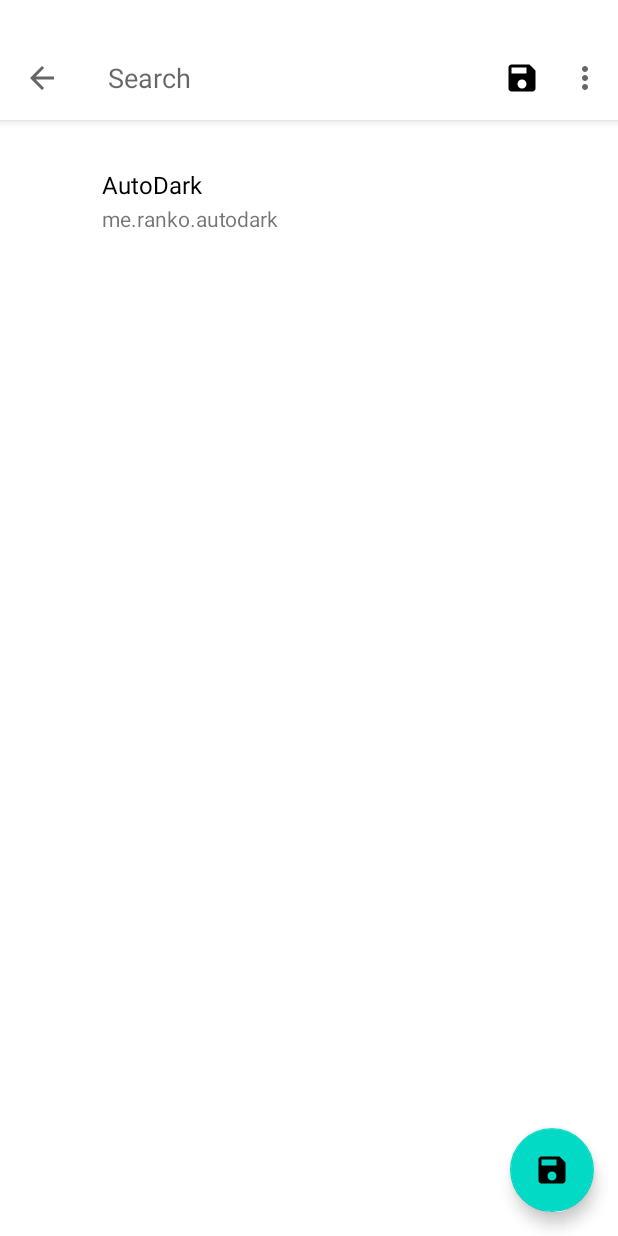
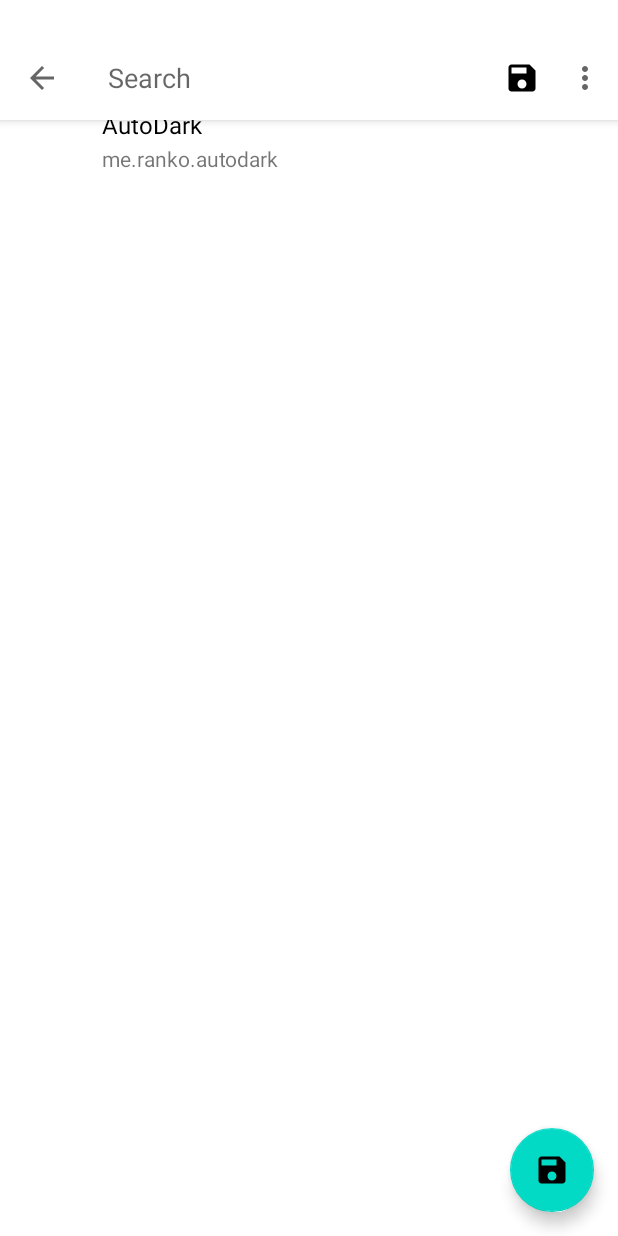
Before and after one commit to 0ranko0P/AutoDark, an Android app: the BlockListActivity screen opened directly, with no data from a screen before it, on a phone screen of 412 x 824 dp. Run offline under Robolectric (Android 15) with nearby library versions, the phone set to English and light mode, and no system bars; our stand-ins replace Timber, data binding.

Commit message:
Rework base list activity

```diff
--- a/app/src/main/java/me/ranko/autodark/ui/BaseListActivity.kt
+++ b/app/src/main/java/me/ranko/autodark/ui/BaseListActivity.kt
@@ -22,19 +22,27 @@ abstract class BaseListActivity : AppCompatActivity(), OnApplyWindowInsetsListen
         if (Build.VERSION.SDK_INT == Build.VERSION_CODES.R) return
 
         window.statusBarColor = Color.TRANSPARENT
-        ViewUtil.setImmersiveNavBar(window)
+        if (!ViewUtil.isLandscape(this)) {
+            ViewUtil.setImmersiveNavBar(window)
+        }
         // get navBar height then set it as bottom padding to RecyclerView
         ViewCompat.setOnApplyWindowInsetsListener(window!!.decorView.rootView, this)
     }
 
     override fun onApplyWindowInsets(v: View, insets: WindowInsetsCompat): WindowInsetsCompat? {
         bottomNavHeight = insets.systemWindowInsetBottom
-        onNavBarHeightAvailable(bottomNavHeight)
+        applyInsetsToListPadding(insets.systemWindowInsetTop, bottomNavHeight)
         v.setOnApplyWindowInsetsListener(null)
         return insets.consumeSystemWindowInsets()
     }
 
-    abstract fun onNavBarHeightAvailable(height: Int)
+    open fun applyInsetsToListPadding(top: Int, bottom: Int) {
+        getListView()?.apply {
+            setPadding(paddingLeft, paddingTop + top, paddingRight, paddingBottom + bottom)
+        }
+    }
+
+    abstract fun getListView(): View?
 
     fun getNavBarHeight(): Int = bottomNavHeight
 }
--- a/app/src/main/java/me/ranko/autodark/ui/BlockListActivity.kt
+++ b/app/src/main/java/me/ranko/autodark/ui/BlockListActivity.kt
@@ -7,6 +7,7 @@ import android.view.MenuItem
 import android.view.View
 import android.view.Window
 import androidx.annotation.StringRes
+import androidx.coordinatorlayout.widget.CoordinatorLayout
 import androidx.core.view.children
 import androidx.databinding.DataBindingUtil
 import androidx.databinding.Observable
@@ -146,11 +147,14 @@ class BlockListActivity : BaseListActivity(), View.OnFocusChangeListener {
         return true
     }
 
-    override fun onNavBarHeightAvailable(height: Int) {
-        binding.recyclerView.apply {
-            setPadding(paddingLeft, paddingTop + ViewUtil.getStatusBarHeight(resources) + 24, paddingRight, paddingBottom + height)
-        }
-        binding.swipeRefresh.setProgressViewOffset(false, 0, binding.recyclerView.paddingTop + 32)
+    override fun getListView(): View = binding.recyclerView
+
+    override fun applyInsetsToListPadding(top: Int, bottom: Int) {
+        super.applyInsetsToListPadding(top, bottom)
+        binding.swipeRefresh.setProgressViewOffset(false, 0, getListView().paddingTop + top)
+        val fabParams = binding.fab.layoutParams as CoordinatorLayout.LayoutParams
+        fabParams.bottomMargin = fabParams.bottomMargin + bottom
+        binding.fab.layoutParams = fabParams
     }
 
     fun getSearchEditText() = binding.toolbarEdit
--- a/app/src/main/java/me/ranko/autodark/ui/MainActivity.kt
+++ b/app/src/main/java/me/ranko/autodark/ui/MainActivity.kt
@@ -4,6 +4,7 @@ import android.app.Activity
 import android.content.Intent
 import android.content.res.ColorStateList
 import android.os.Bundle
+import android.view.View
 import android.view.WindowManager
 import androidx.databinding.DataBindingUtil
 import androidx.databinding.Observable
@@ -101,7 +102,9 @@ class MainActivity : BaseListActivity(), FragmentManager.OnBackStackChangedListe
         }
     }
 
-    override fun onNavBarHeightAvailable(height: Int) {
+    override fun getListView(): View? = null
+
+    override fun applyInsetsToListPadding(top: Int, bottom: Int) {
         onBackStackChanged()
     }
 
--- a/app/src/main/res/layout/content_permission_scroll.xml
+++ b/app/src/main/res/layout/content_permission_scroll.xml
@@ -18,7 +18,6 @@
 
         <RelativeLayout
             style="@style/CardStyle"
-            android:layout_marginTop="24dp"
             android:layout_width="match_parent"
             android:layout_height="wrap_content">
 
```
Also changed, not shown: app/src/main/java/me/ranko/autodark/ui/PermissionActivity.kt (+1 -6 lines).
